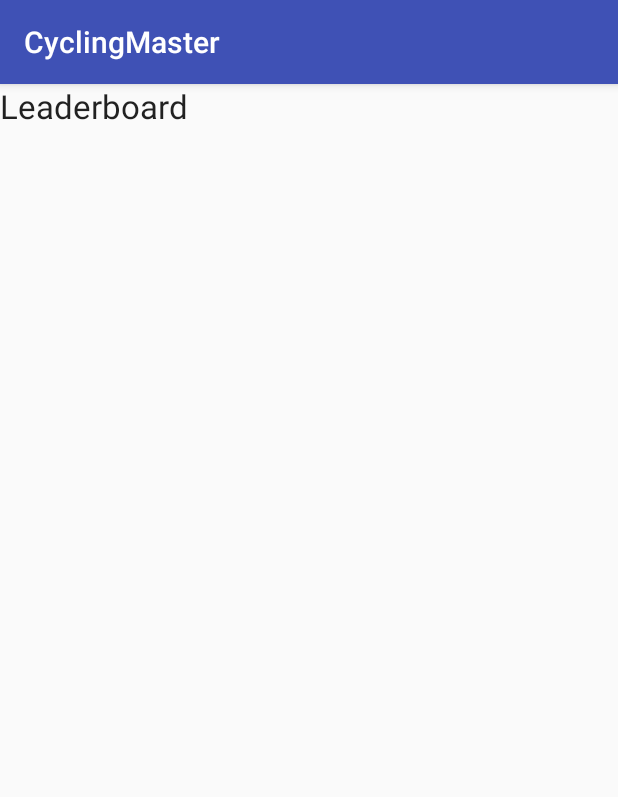
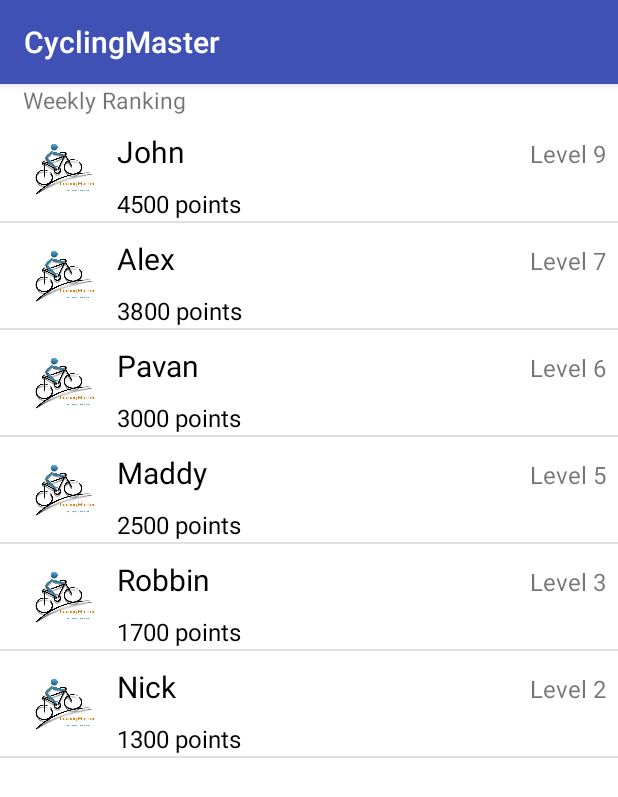
Before and after one commit to sesa1907/SDS_CyclingMaster, an Android app: the fragment Leaderboard shown on its own in the app's theme, on a phone screen of 412 x 824 dp. Shown: the top 797 px of the screen. Run offline under Robolectric (Android 15) with nearby library versions, the phone set to English and light mode, and no system bars.

Commit message:
leaderboard list

```diff
--- a/CyclingMaster/app/src/main/java/innoworld/cyclingmaster/Appconfig.java
+++ b/CyclingMaster/app/src/main/java/innoworld/cyclingmaster/Appconfig.java
@@ -5,8 +5,8 @@ package innoworld.cyclingmaster;
  */
 public class Appconfig {
     // Server login url
-    public static String URL_LOGIN = "http://10.0.3.2/Inno-world-Fall-2015/app/phpserver/";
+    public static String URL_LOGIN = "http://10.0.3.2/SDS_CyclingMaster/phpserver/";
 
     // Server register url
-    public static String URL_REGISTER = "http://10.0.3.2/Inno-world-Fall-2015/app/phpserver/";
+    public static String URL_REGISTER = "http://10.0.3.2/SDS_CyclingMaster/phpserver/";
 }
--- /dev/null
+++ b/CyclingMaster/app/src/main/java/innoworld/cyclingmaster/CustomAdapter.java
@@ -0,0 +1,85 @@
+package innoworld.cyclingmaster;
+
+import android.app.Activity;
+import android.content.Context;
+import android.view.LayoutInflater;
+import android.view.View;
+import android.view.ViewGroup;
+import android.widget.BaseAdapter;
+import android.widget.ImageView;
+import android.widget.TextView;
+
+import java.util.List;
+
+/**
+ * Created by sesar on 05/01/2016.
+ */
+
+
+
+public class CustomAdapter extends BaseAdapter {
+    Context context;
+    List<RowItem> rowItems;
+
+    CustomAdapter(Context context, List<RowItem> rowItems) {
+        this.context = context;
+        this.rowItems = rowItems;
+    }
+
+    @Override
+    public int getCount() {
+        return rowItems.size();
+    }
+
+    @Override
+    public Object getItem(int position) {
+        return rowItems.get(position);
+    }
+
+    @Override
+    public long getItemId(int position) {
+        return rowItems.indexOf(getItem(position));
+    }
+
+    /* private view holder class */
+    private class ViewHolder {
+        ImageView profile_pic;
+        TextView member_name;
+        TextView totalride;
+        TextView xp;
+    }
+
+    @Override
+    public View getView(int position, View convertView, ViewGroup parent) {
+
+        ViewHolder holder = null;
+
+        LayoutInflater mInflater = (LayoutInflater) context
+                .getSystemService(Activity.LAYOUT_INFLATER_SERVICE);
+        if (convertView == null) {
+            convertView = mInflater.inflate(R.layout.list_item, null);
+            holder = new ViewHolder();
+
+            holder.member_name = (TextView) convertView
+                    .findViewById(R.id.member_name);
+            holder.profile_pic = (ImageView) convertView
+                    .findViewById(R.id.profile_pic);
+            holder.totalride = (TextView) convertView.findViewById(R.id.status);
+            holder.xp = (TextView) convertView
+                    .findViewById(R.id.contact_type);
+
+            RowItem row_pos = rowItems.get(position);
+
+            holder.profile_pic.setImageResource(row_pos.getProfile_pic_id());
+            holder.member_name.setText(row_pos.getMember_name());
+            holder.totalride.setText(row_pos.gettotalride());
+            holder.xp.setText(row_pos.getxp());
+
+            convertView.setTag(holder);
+        } else {
+            holder = (ViewHolder) convertView.getTag();
+        }
+
+        return convertView;
+    }
+}
--- a/CyclingMaster/app/src/main/java/innoworld/cyclingmaster/Leaderboard.java
+++ b/CyclingMaster/app/src/main/java/innoworld/cyclingmaster/Leaderboard.java
@@ -1,17 +1,69 @@
 package innoworld.cyclingmaster;
 
+import android.content.res.TypedArray;
 import android.os.Bundle;
-import android.support.v4.app.Fragment;
+import android.support.annotation.Nullable;
+import android.support.v4.app.ListFragment;
 import android.view.LayoutInflater;
+import android.view.Menu;
+import android.view.MenuInflater;
 import android.view.View;
 import android.view.ViewGroup;
+import android.widget.ListView;
+
+import java.util.ArrayList;
+import java.util.List;
 
 /**
  * Created by sesar on 30/11/2015.
  */
-public class Leaderboard extends Fragment {
+public class Leaderboard extends ListFragment {
+
+    String[] member_names;
+    TypedArray profile_pics;
+    String[] totalride;
+    String[] xp;
+    List<RowItem> rowItems;
+    ListView mylistview;
+
     @Override
-    public View onCreateView(LayoutInflater inflater, ViewGroup container, Bundle savedInstanceState) {
-        return inflater.inflate(R.layout.tab_leaderboard, container, false);
+    public View onCreateView(LayoutInflater inflater,
+                             @Nullable ViewGroup container, @Nullable Bundle savedInstanceState) {
+        View v = inflater.inflate(R.layout.tab_leaderboard, container, false);
+        return v;
+
+    }
+
+    @Override
+    public void onActivityCreated(@Nullable Bundle savedInstanceState) {
+        super.onActivityCreated(savedInstanceState);
+        rowItems = new ArrayList<RowItem>();
+
+        member_names = getResources().getStringArray(R.array.Member_names);
+        profile_pics = getResources().obtainTypedArray(R.array.profile_pics);
+        totalride = getResources().getStringArray(R.array.statues);
+        xp = getResources().getStringArray(R.array.contactType);
+
+        for (int i = 0; i < member_names.length; i++) {
+            RowItem item = new RowItem(member_names[i],
+                    profile_pics.getResourceId(i, -1), totalride[i],
+                    xp[i]);
+            rowItems.add(item);
+        }
+        CustomAdapter adapter = new CustomAdapter(getActivity(), rowItems);
+        setListAdapter(adapter);
+        profile_pics.recycle();
+    }
+
+    @Override
+    public void onCreateOptionsMenu(Menu menu, MenuInflater inflater) {
+        super.onCreateOptionsMenu(menu, inflater);
+        getActivity().getMenuInflater().inflate(R.menu.menu_main, menu);
+    }
+
+    @Override
+    public void onCreate(Bundle savedInstanceState) {
+        super.onCreate(savedInstanceState);
+        setHasOptionsMenu(true);
     }
 }
--- a/CyclingMaster/app/src/main/java/innoworld/cyclingmaster/MainActivity.java
+++ b/CyclingMaster/app/src/main/java/innoworld/cyclingmaster/MainActivity.java
@@ -28,7 +28,7 @@ public class MainActivity extends AppCompatActivity {
         TabLayout tabLayout = (TabLayout) findViewById(R.id.tab_layout);
         tabLayout.addTab(tabLayout.newTab().setText("Profile"));
         tabLayout.addTab(tabLayout.newTab().setText("Leaderboard"));
-        tabLayout.addTab(tabLayout.newTab().setText("Award"));
+        tabLayout.addTab(tabLayout.newTab().setText("Route"));
         tabLayout.setTabGravity(TabLayout.GRAVITY_FILL);
 
         final ViewPager viewPager = (ViewPager) findViewById(R.id.pager);
--- a/CyclingMaster/app/src/main/java/innoworld/cyclingmaster/PagerAdapter.java
+++ b/CyclingMaster/app/src/main/java/innoworld/cyclingmaster/PagerAdapter.java
@@ -26,7 +26,7 @@ public class PagerAdapter extends FragmentStatePagerAdapter {
                 Leaderboard tab2 = new Leaderboard();
                 return tab2;
             case 2:
-                Award tab3 = new Award();
+                Route tab3 = new Route();
                 return tab3;
             default:
                 return null;
--- /dev/null
+++ b/CyclingMaster/app/src/main/java/innoworld/cyclingmaster/Route.java
@@ -0,0 +1,17 @@
+package innoworld.cyclingmaster;
+
+import android.os.Bundle;
+import android.support.v4.app.Fragment;
+import android.view.LayoutInflater;
+import android.view.View;
+import android.view.ViewGroup;
+
+/**
+ * Created by sesar on 09/12/2015.
+ */
+public class Route extends Fragment {
+    @Override
+    public View onCreateView(LayoutInflater inflater, ViewGroup container, Bundle savedInstanceState) {
+        return inflater.inflate(R.layout.tab_award, container, false);
+    }
+}
--- /dev/null
+++ b/CyclingMaster/app/src/main/java/innoworld/cyclingmaster/RowItem.java
@@ -0,0 +1,52 @@
+package innoworld.cyclingmaster;
+
+/**
+ * Created by sesar on 05/01/2016.
+ */
+public class RowItem {
+    private String member_name;
+    private int profile_pic_id;
+    private String totalride;
+    private String xp;
+
+    public RowItem(String member_name, int profile_pic_id, String totalride,
+                   String xp) {
+
+        this.member_name = member_name;
+        this.profile_pic_id = profile_pic_id;
+        this.totalride = totalride;
+        this.xp = xp;
+    }
+
+    public String getMember_name() {
+        return member_name;
+    }
+
+    public void setMember_name(String member_name) {
+        this.member_name = member_name;
+    }
+
+    public int getProfile_pic_id() {
+        return profile_pic_id;
+    }
+
+    public void setProfile_pic_id(int profile_pic_id) {
+        this.profile_pic_id = profile_pic_id;
+    }
+
+    public String gettotalride() {
+        return totalride;
+    }
+
+    public void settotalride(String totalride) {
+        this.totalride = totalride;
+    }
+
+    public String getxp() {
+        return xp;
+    }
+
+    public void setxp(String xp) {
+        this.xp = xp;
+    }
+}
--- /dev/null
+++ b/CyclingMaster/app/src/main/res/layout/list_item.xml
@@ -0,0 +1,48 @@
+<?xml version="1.0" encoding="utf-8"?>
+<RelativeLayout xmlns:android="http://schemas.android.com/apk/res/android"
+    android:layout_width="fill_parent"
+    android:layout_height="fill_parent"
+    android:paddingLeft="8dp"
+    android:paddingRight="8dp" >
+
+    <ImageView
+        android:id="@+id/profile_pic"
+        android:layout_width="70dp"
+        android:layout_height="70dp"
+        android:contentDescription="desc"
+        android:paddingLeft="10dp"
+        android:paddingRight="10dp" />
+
+    <TextView
+        android:id="@+id/member_name"
+        android:layout_width="wrap_content"
+        android:layout_height="wrap_content"
+        android:layout_marginTop="10dp"
+        android:layout_toRightOf="@+id/profile_pic"
+        android:paddingBottom="10dp"
+        android:text="txt"
+        android:textColor="#000000"
+        android:textSize="20sp" />
+
+    <TextView
+        android:id="@+id/status"
+        android:layout_width="wrap_content"
+        android:layout_height="wrap_content"
+        android:layout_alignLeft="@+id/member_name"
+        android:layout_below="@+id/member_name"
+        android:text="txt"
+        android:textColor="#000000"
+        android:textSize="16sp" />
+
+    <TextView
+        android:id="@+id/contact_type"
+        android:layout_width="wrap_content"
+        android:layout_height="wrap_content"
+        android:layout_alignBaseline="@+id/member_name"
+        android:layout_alignBottom="@+id/member_name"
+        android:layout_alignParentRight="true"
+        android:text="txt"
+        android:layout_marginLeft="7dp"
+        android:textSize="16sp" />
+
+</RelativeLayout>
--- a/CyclingMaster/app/src/main/res/layout/tab_leaderboard.xml
+++ b/CyclingMaster/app/src/main/res/layout/tab_leaderboard.xml
@@ -1,12 +1,27 @@
 <?xml version="1.0" encoding="utf-8"?>
 <LinearLayout xmlns:android="http://schemas.android.com/apk/res/android"
-    android:orientation="vertical" android:layout_width="match_parent"
-    android:layout_height="match_parent">
+    android:layout_width="match_parent"
+    android:layout_height="match_parent"
+    android:orientation="vertical"
+    android:background="#ffffff" >
     <TextView
-        android:id="@+id/textView"
-        android:layout_width="wrap_content"
+        android:id="@android:id/text1"
+        android:text="Weekly Ranking"
+        android:textSize="15dp"
+        android:layout_width="match_parent"
         android:layout_height="wrap_content"
-        android:layout_centerInParent="true"
-        android:text="Leaderboard"
-        android:textAppearance="?android:attr/textAppearanceLarge"/>
+        android:paddingLeft="15dp">
+    </TextView>
+    <ListView
+        android:id="@android:id/list"
+        android:layout_width="match_parent"
+        android:layout_height="468dp" >
+    </ListView>
+
+    <TextView
+        android:id="@android:id/empty"
+        android:layout_width="match_parent"
+        android:layout_height="wrap_content" >
+    </TextView>
+
 </LinearLayout>
--- a/CyclingMaster/app/src/main/res/values/strings.xml
+++ b/CyclingMaster/app/src/main/res/values/strings.xml
@@ -23,4 +23,45 @@
         completions."
     </string>
     <string name="title_activity_record">Record Ride</string>
+
+    <!-- Names -->
+    <string-array name="Member_names">
+        <item>John</item>
+        <item>Alex</item>
+        <item>Pavan</item>
+        <item>Maddy</item>
+        <item>Robbin</item>
+        <item>Nick</item>
+    </string-array>
+    <!-- LEADERBOARD -->
+    <!-- Pictures -->
+    <array name="profile_pics">
+        <item>@drawable/cm_logo</item>
+        <item>@drawable/cm_logo</item>
+        <item>@drawable/cm_logo</item>
+        <item>@drawable/cm_logo</item>
+        <item>@drawable/cm_logo</item>
+        <item>@drawable/cm_logo</item>
+    </array>
+
+    <!-- Total ride perKM  -->
+    <string-array name="statues">
+        <item>4500 points</item>
+        <item>3800 points</item>
+        <item>3000 points</item>
+        <item>2500 points</item>
+        <item>1700 points</item>
+        <item>1300 points</item>
+    </string-array>
+
+    <!-- XP -->
+    <string-array name="contactType">
+        <item>Level 9</item>
+        <item>Level 7</item>
+        <item>Level 6</item>
+        <item>Level 5</item>
+        <item>Level 3</item>
+        <item>Level 2</item>
+    </string-array>
+
 </resources>
```
